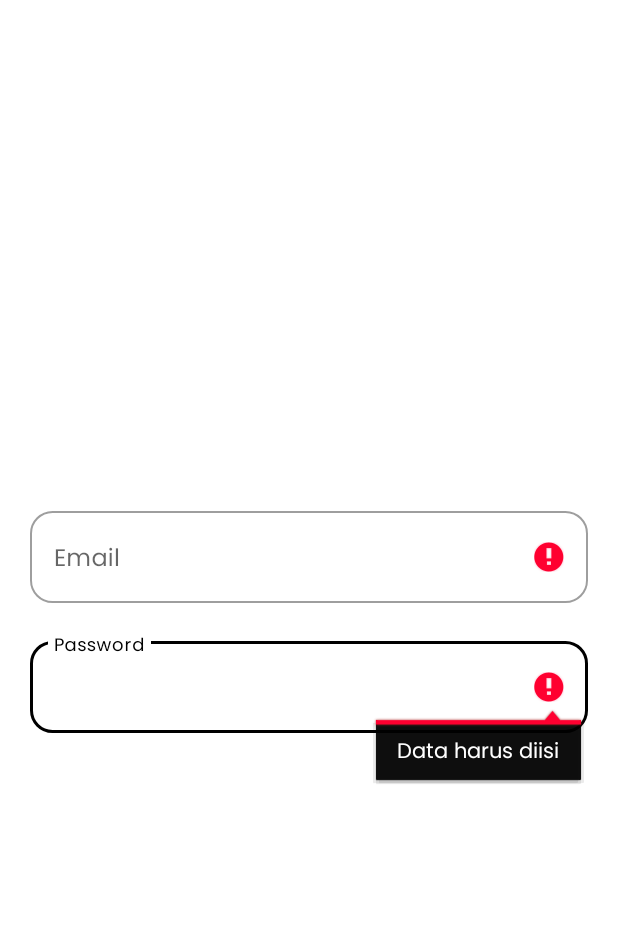
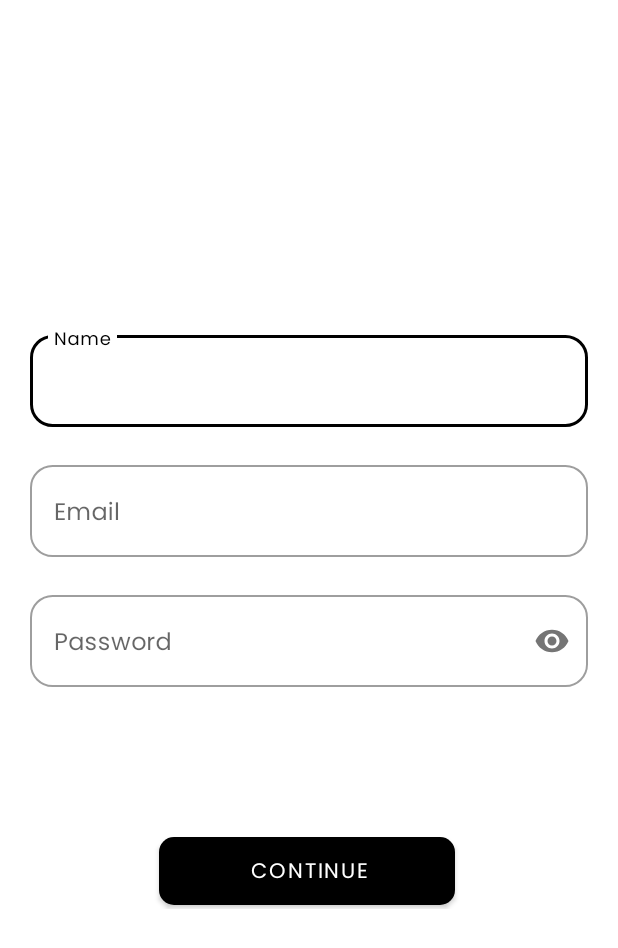
Before and after one commit to MuhDila/Login_and_Register, an Android app: the RegisterActivity screen opened directly, with no data from a screen before it, on a phone screen of 412 x 824 dp. Shown: the top 948 px of the screen. Run offline under Robolectric (Android 15) with nearby library versions, the phone set to English and light mode, and no system bars.

Commit message:
Login and Register

```diff
--- a/app/src/main/java/com/example/loginandregister/RegisterActivity.kt
+++ b/app/src/main/java/com/example/loginandregister/RegisterActivity.kt
@@ -4,22 +4,28 @@ import android.annotation.SuppressLint
 import android.os.Bundle
 import android.view.View.*
 import android.view.WindowManager
+import android.widget.Button
 import android.widget.EditText
+import android.widget.Toast
 import androidx.appcompat.app.AppCompatActivity
 
 class RegisterActivity : AppCompatActivity() {
 
     // Declaration variable
+    private lateinit var editTextName: EditText
     private lateinit var editTextEmail: EditText
     private lateinit var editTextPassword: EditText
+    private lateinit var buttonRegister: Button
     @SuppressLint("InlinedApi")
     override fun onCreate(savedInstanceState: Bundle?) {
         super.onCreate(savedInstanceState)
         setContentView(R.layout.activity_register)
 
         // Properties initialization variable
+        editTextName = findViewById(R.id.nameRegister)
         editTextEmail = findViewById(R.id.emailRegister)
         editTextPassword = findViewById(R.id.passwordRegister)
+        buttonRegister = findViewById(R.id.buttonRegister)
 
         // Setting translucent status bar and navigator Bar
         window.addFlags(WindowManager.LayoutParams.FLAG_LAYOUT_NO_LIMITS)
@@ -27,21 +33,21 @@ class RegisterActivity : AppCompatActivity() {
         // Setting color status bar and navigator bar
         window.decorView.systemUiVisibility = SYSTEM_UI_FLAG_LIGHT_STATUS_BAR or SYSTEM_UI_FLAG_LIGHT_NAVIGATION_BAR
 
-        // Variable that is converted to a string value
-        val emailText: String = editTextEmail.text.toString()
-        val passwordText: String = editTextPassword.text.toString()
+        // Setting when button register (Continue) clicked
+        buttonRegister.setOnClickListener {
+            // Variable that is converted to a string value
+            val emailName: String = editTextName.getText().toString()
+            val emailText: String = editTextEmail.getText().toString()
+            val passwordText: String = editTextPassword.getText().toString()
 
-        // Condition to check if values are empty
-        if (emailText.isEmpty() || passwordText.isEmpty()) {
-            if (emailText.isEmpty()) {
-                editTextEmail.setError("Data harus diisi")
-                editTextEmail.requestFocus()
+            // Condition to check if values are empty
+            if (emailName == "" || emailText == "" || passwordText == "") {
+                editTextName.error = "Data harus diisi"
+                editTextEmail.error = "Data harus diisi"
+                editTextPassword.error = "Data harus diisi"
+            } else {
+                Toast.makeText(this, "Good", Toast.LENGTH_SHORT).show()
             }
-            if (passwordText.isEmpty()) {
-                editTextPassword.setError("Data harus diisi")
-                editTextPassword.requestFocus()
-            }
-            return
         }
 
     }
--- a/app/src/main/res/layout/activity_introduction.xml
+++ b/app/src/main/res/layout/activity_introduction.xml
@@ -61,5 +61,4 @@
                 android:id="@+id/buttonGetStarted"/>
     </LinearLayout>
 
-
 </androidx.constraintlayout.widget.ConstraintLayout>
--- a/app/src/main/res/layout/activity_register.xml
+++ b/app/src/main/res/layout/activity_register.xml
@@ -17,6 +17,32 @@
             android:layout_height="wrap_content"
             android:layout_gravity="center"
             android:orientation="vertical" >
+
+            <com.google.android.material.textfield.TextInputLayout
+                    style="@style/Widget.MaterialComponents.TextInputLayout.OutlinedBox"
+                    android:layout_width="match_parent"
+                    android:layout_height="match_parent"
+                    android:layout_marginHorizontal="20dp"
+                    android:layout_marginBottom="20dp"
+                    app:layout_constraintBottom_toBottomOf="parent"
+                    app:layout_constraintEnd_toEndOf="parent"
+                    app:layout_constraintStart_toStartOf="parent"
+                    app:layout_constraintTop_toTopOf="parent"
+                    app:boxCornerRadiusBottomEnd="15dp"
+                    app:boxCornerRadiusTopEnd="15dp"
+                    app:boxCornerRadiusBottomStart="15dp"
+                    app:boxCornerRadiusTopStart="15dp"
+                    android:layout_gravity="center">
+
+                <com.google.android.material.textfield.TextInputEditText
+                        android:id="@+id/nameRegister"
+                        android:layout_width="match_parent"
+                        android:layout_height="match_parent"
+                        android:layout_gravity="center"
+                        android:hint="@string/name"
+                        android:inputType="textPersonName" />
+
+            </com.google.android.material.textfield.TextInputLayout>
 
             <com.google.android.material.textfield.TextInputLayout
                 style="@style/Widget.MaterialComponents.TextInputLayout.OutlinedBox"
@@ -57,6 +83,7 @@
                 app:boxCornerRadiusTopEnd="15dp"
                 app:boxCornerRadiusBottomStart="15dp"
                 app:boxCornerRadiusTopStart="15dp"
+                app:passwordToggleEnabled="true"
                 android:layout_gravity="center">
 
                 <com.google.android.material.textfield.TextInputEditText
@@ -65,9 +92,18 @@
                     android:layout_height="match_parent"
                     android:layout_gravity="center"
                     android:hint="@string/password"
-                    android:inputType="textEmailAddress" />
+                    android:inputType="textPassword" />
 
             </com.google.android.material.textfield.TextInputLayout>
+
+            <Button android:id="@+id/buttonRegister"
+                    android:layout_width="200dp"
+                    android:layout_height="wrap_content"
+                    android:layout_marginTop="100dp"
+                    android:layout_gravity="center"
+                    android:background="@drawable/button_bg"
+                    android:text="Continue"
+            />
         </LinearLayout>
 
     </ScrollView>
--- a/app/src/main/res/values/strings.xml
+++ b/app/src/main/res/values/strings.xml
@@ -2,4 +2,5 @@
     <string name="app_name">Login and Register</string>
     <string name="email">Email</string>
     <string name="password">Password</string>
+    <string name="name">Name</string>
 </resources>
```
